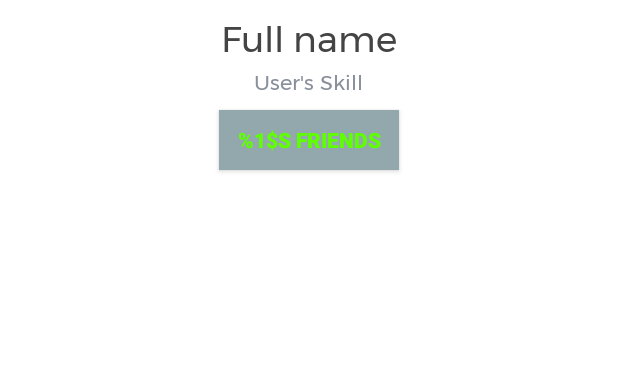
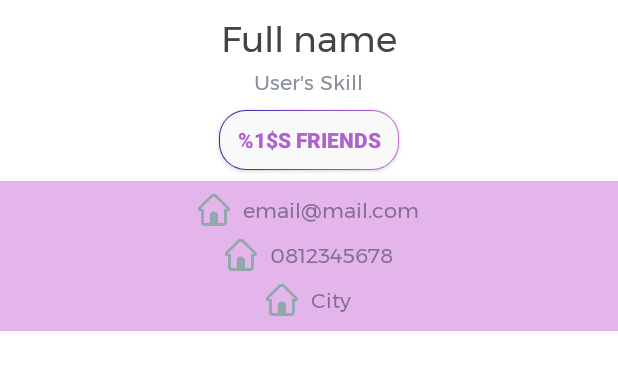
Before and after one commit to Fatimazza/ConnectDev, an Android app: the ProfileActivity screen opened directly, with no data from a screen before it, on a phone screen of 412 x 824 dp, the part 204-594 px from its top. Run offline under Robolectric (Android 15) with nearby library versions, the phone set to English and light mode, and no system bars; our stand-ins replace CircleImageView; pictures from the network do not load.

Commit message:
[fatimazza] Profile - Add layout Profile details, Add needed color

```diff
--- /dev/null
+++ b/app/src/main/res/drawable/profile_detail_background.xml
@@ -0,0 +1,7 @@
+<shape xmlns:android="http://schemas.android.com/apk/res/android"
+    android:shape="rectangle">
+    <gradient
+        android:startColor="@color/transparent_blue"
+        android:endColor="@color/transparent_pink"
+        android:angle="-270"/>
+</shape>
--- /dev/null
+++ b/app/src/main/res/drawable/profile_gradient_stroke.xml
@@ -0,0 +1,24 @@
+<?xml version="1.0" encoding="UTF-8"?>
+<layer-list xmlns:android="http://schemas.android.com/apk/res/android" >
+    <item>
+        <shape android:shape="rectangle" >
+            <gradient
+                android:angle="360"
+                android:startColor="@color/blue_0"
+                android:endColor="@color/pink_0"
+                android:type="linear" />
+            <corners android:radius="18dp"/>
+        </shape>
+    </item>
+
+    <item
+        android:bottom="1dp"
+        android:left="1dp"
+        android:right="1dp"
+        android:top="1dp">
+        <shape android:shape="rectangle" >
+            <solid android:color="@color/white_1" />
+            <corners android:radius="17dp"/>
+        </shape>
+    </item>
+</layer-list>
--- a/app/src/main/res/layout/activity_profile.xml
+++ b/app/src/main/res/layout/activity_profile.xml
@@ -20,7 +20,11 @@
         android:layout_marginBottom="7dp"
         android:text="@string/profile_friends"
         android:textStyle="bold"
-        android:textColor="@color/onlineIndicator"
-        android:background="@color/gray_0" />
+        android:textColor="@color/pink_1"
+        android:background="@drawable/profile_gradient_stroke" />
+
+    <include
+        android:id="@+id/rl_profile_detail"
+        layout="@layout/layout_profile_detail" />
 
 </RelativeLayout>
--- /dev/null
+++ b/app/src/main/res/layout/layout_profile_detail.xml
@@ -0,0 +1,83 @@
+<?xml version="1.0" encoding="utf-8"?>
+<LinearLayout
+    xmlns:android="http://schemas.android.com/apk/res/android"
+    android:orientation="vertical"
+    android:layout_width="match_parent"
+    android:layout_height="100dp"
+    android:layout_below="@id/btn_friends"
+    android:background="@color/transparent_pink"
+    android:gravity="center" >
+
+    <LinearLayout
+        android:orientation="horizontal"
+        android:layout_width="wrap_content"
+        android:layout_height="wrap_content"
+        android:gravity="center"
+        android:layout_marginTop="4dp"
+        android:layout_marginBottom="4dp">
+
+        <ImageView
+            android:layout_width="wrap_content"
+            android:layout_height="wrap_content"
+            android:src="@drawable/ic_find" />
+
+        <id.co.binar.connectdev.components.textview.MontserratRegular
+            android:id="@+id/tv_email"
+            android:layout_width="wrap_content"
+            android:layout_height="wrap_content"
+            android:text="email@mail.com"
+            android:textColor="#8024253d"
+            android:layout_marginLeft="8dp"
+            android:textSize="14sp" />
+
+    </LinearLayout>
+
+    <LinearLayout
+        android:orientation="horizontal"
+        android:layout_width="wrap_content"
+        android:layout_height="wrap_content"
+        android:gravity="center"
+        android:layout_marginTop="4dp"
+        android:layout_marginBottom="4dp">
+
+        <ImageView
+            android:layout_width="wrap_content"
+            android:layout_height="wrap_content"
+            android:src="@drawable/ic_find" />
+
+        <id.co.binar.connectdev.components.textview.MontserratRegular
+            android:id="@+id/tv_handphone"
+            android:layout_width="wrap_content"
+            android:layout_height="wrap_content"
+            android:text="0812345678"
+            android:textColor="#8024253d"
+            android:layout_marginLeft="8dp"
+            android:textSize="14sp" />
+
+    </LinearLayout>
+
+    <LinearLayout
+        android:orientation="horizontal"
+        android:layout_width="wrap_content"
+        android:layout_height="wrap_content"
+        android:gravity="center"
+        android:layout_marginTop="4dp"
+        android:layout_marginBottom="4dp">
+
+        <ImageView
+            android:layout_width="wrap_content"
+            android:layout_height="wrap_content"
+            android:src="@drawable/ic_find" />
+
+        <id.co.binar.connectdev.components.textview.MontserratRegular
+            android:id="@+id/tv_city"
+            android:layout_width="wrap_content"
+            android:layout_height="wrap_content"
+            android:text="City"
+            android:textColor="#8024253d"
+            android:layout_marginLeft="8dp"
+            android:textSize="14sp" />
+
+    </LinearLayout>
+
+</LinearLayout>
--- a/app/src/main/res/values/colors.xml
+++ b/app/src/main/res/values/colors.xml
@@ -6,6 +6,13 @@
     <color name="gray_0">#93a8ac</color>
     <color name="gray_1">#e7e4e4</color>
 
+    <color name="transparent">#00000000</color>
+    <color name="transparent_blue">#803023ae</color>
+    <color name="transparent_pink">#80c96dd8</color>
+
+    <color name="blue_0">#3023ae</color>
+    <color name="pink_0">#c96dd8</color>
+    <color name="pink_1">#af61d0</color>
     <color name="green_0">#5eff00</color>
 
     <color name="colorPrimary">@color/white_0</color>
@@ -17,5 +24,7 @@
     <color name="separator">@color/gray_1</color>
 
     <color name="onlineIndicator">@color/green_0</color>
+    <color name="profilePink">@color/pink_0</color>
+    <color name="profileBlue">@color/blue_0</color>
 
 </resources>
```
